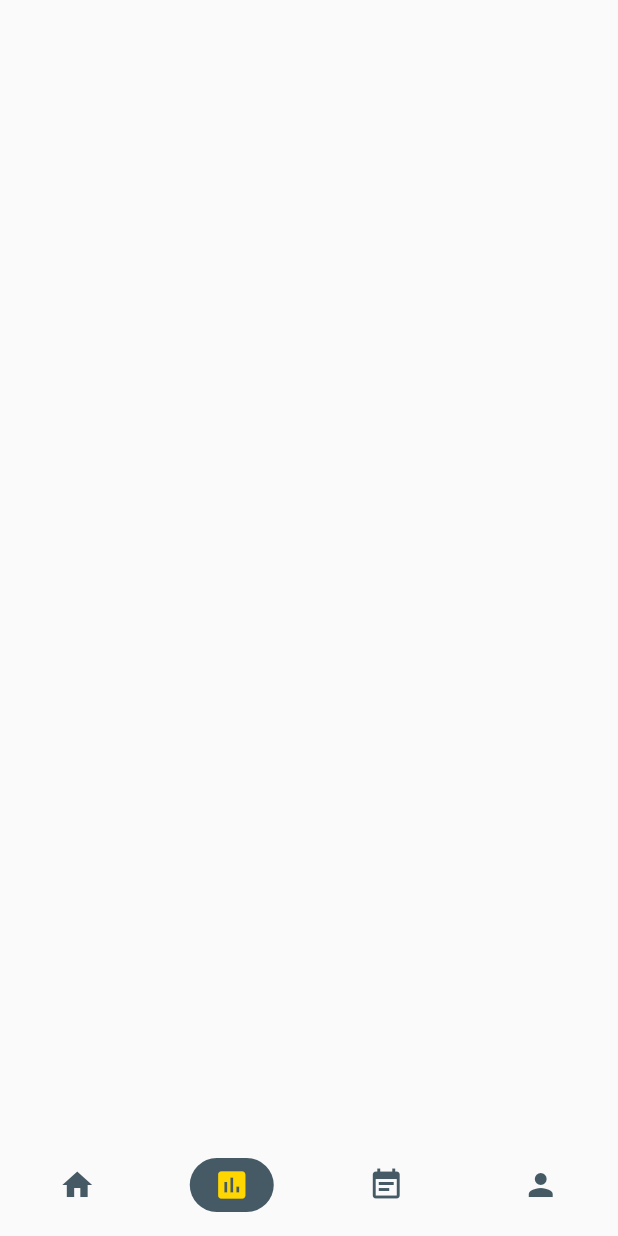
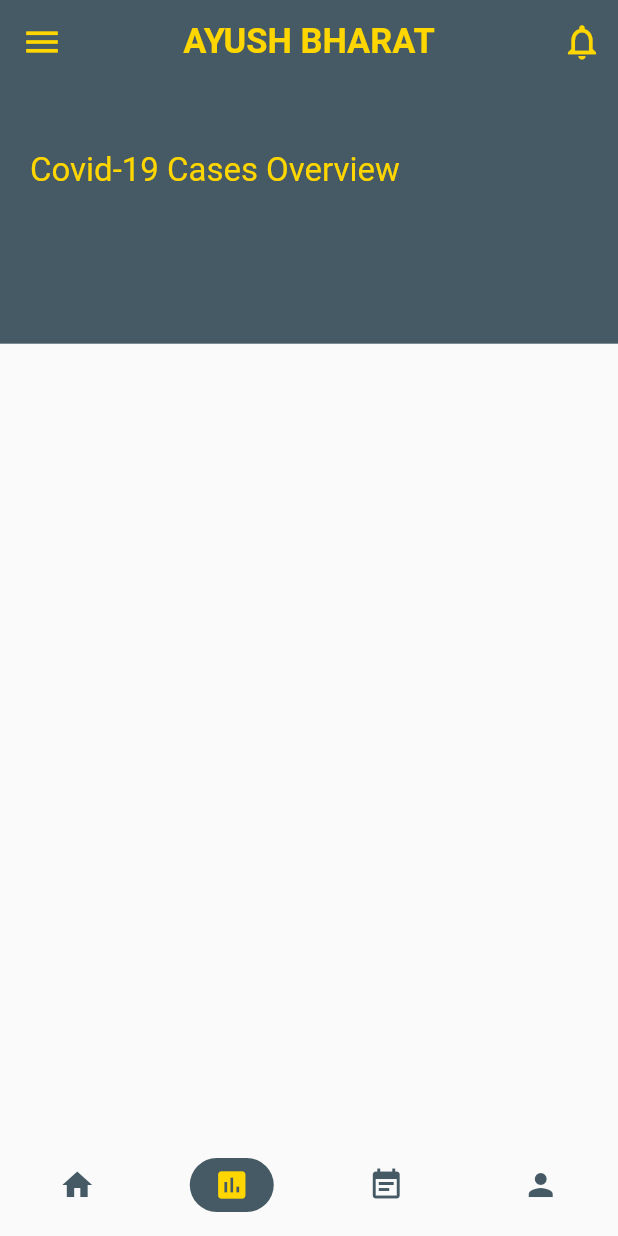
Before and after one commit to Kaiserb11/covid_symptom_app, a Flutter app: the BottomNavPage screen opened directly, item 2 of the bottom bar chosen, on a phone screen of 412 x 824 dp. Run offline on Flutter 3.47's test engine with Material 2 defaults, Android fonts, the phone set to English and light mode, and no system bars; Roboto replaces fonts that are missing (Montserrat).

Commit message:
started worling on statpage

```diff
--- a/lib/pages/home_page.dart
+++ b/lib/pages/home_page.dart
@@ -133,15 +133,29 @@ SliverToBoxAdapter _buildTestReport(double screenHeight) {
     child: Container(
        margin: const EdgeInsets.symmetric(
          vertical: 20,
-         horizontal: 20,
+         horizontal: 12,
        ),
        padding: const EdgeInsets.all(10),
        height: screenHeight*0.15,
        decoration: BoxDecoration(
          color: Colors.yellowAccent[700],
-         borderRadius: BorderRadius.circular(20)
-       )
-
+         borderRadius: BorderRadius.circular(20),
+       ),
+    child: Column(
+      mainAxisAlignment: MainAxisAlignment.start,
+      children: <Widget>[
+        SizedBox(height: screenHeight*0.01,),
+        Text(
+          'PREVIOUS TEST SUMMARY',
+          style: TextStyle(
+            fontFamily: 'Montserrat',
+            fontSize: 19,
+            fontWeight: FontWeight.bold,
+            color: Colors.blueGrey[700]
+          ),
+        ),
+      ],
+    ),
     ),
   );
 }
--- a/lib/pages/navbar.dart
+++ b/lib/pages/navbar.dart
@@ -1,5 +1,6 @@
 import 'package:flutter/material.dart';
 import 'package:covid_symptom_app/pages/home_page.dart';
+import 'package:covid_symptom_app/pages/stat_page.dart';
 
 class BottomNavPage extends StatefulWidget {
   @override
@@ -9,7 +10,7 @@ class BottomNavPage extends StatefulWidget {
 class _BottomNavPageState extends State<BottomNavPage> {
   final List _pages = [
     HomePage(),
-    Scaffold(),
+    StatPage(),
     Scaffold(),
     Scaffold(),
   ];
--- /dev/null
+++ b/lib/pages/stat_page.dart
@@ -0,0 +1,57 @@
+import 'package:flutter/material.dart';
+import 'package:covid_symptom_app/widgets/custom_appbar.dart';
+
+
+class StatPage extends StatefulWidget {
+  @override
+  _StatPageState createState() => _StatPageState();
+}
+
+class _StatPageState extends State<StatPage> {
+  @override
+  Widget build(BuildContext context) {
+    final screenHeight = MediaQuery.of(context).size.height;
+    return Scaffold(
+      appBar: CustomAppBar(),
+      body: CustomScrollView(
+        physics: ClampingScrollPhysics(),
+        slivers: <Widget>[
+          _buildHeader(screenHeight),
+
+        ],
+      ),
+    );
+}
+}
+
+SliverToBoxAdapter _buildHeader(double screenHeight) {
+  return SliverToBoxAdapter(
+    child: Container(
+      padding: const EdgeInsets.fromLTRB(20, 20, 20, 20),
+      decoration: BoxDecoration(
+        color: Colors.blueGrey[700],
+      ),
+      child: Column(
+        crossAxisAlignment: CrossAxisAlignment.start,
+        children: <Widget>[
+          SizedBox(height: screenHeight*0.03,),
+          Column(
+            crossAxisAlignment: CrossAxisAlignment.start,
+            children: <Widget>[
+              Text(
+                'Covid-19 Cases Overview',
+                style: TextStyle(
+                  color: Colors.yellowAccent[700],
+                  fontWeight: FontWeight.w400,
+                  fontSize: 22,
+                  fontFamily:'Montserrat',
+                ),
+              )
+            ],
+            ),
+          SizedBox(height: screenHeight*0.1,),
+        ],
+      ),
+    ),
+  );
+}
```
Also changed, not shown: lib/pages/stats_page.dart (deleted).
